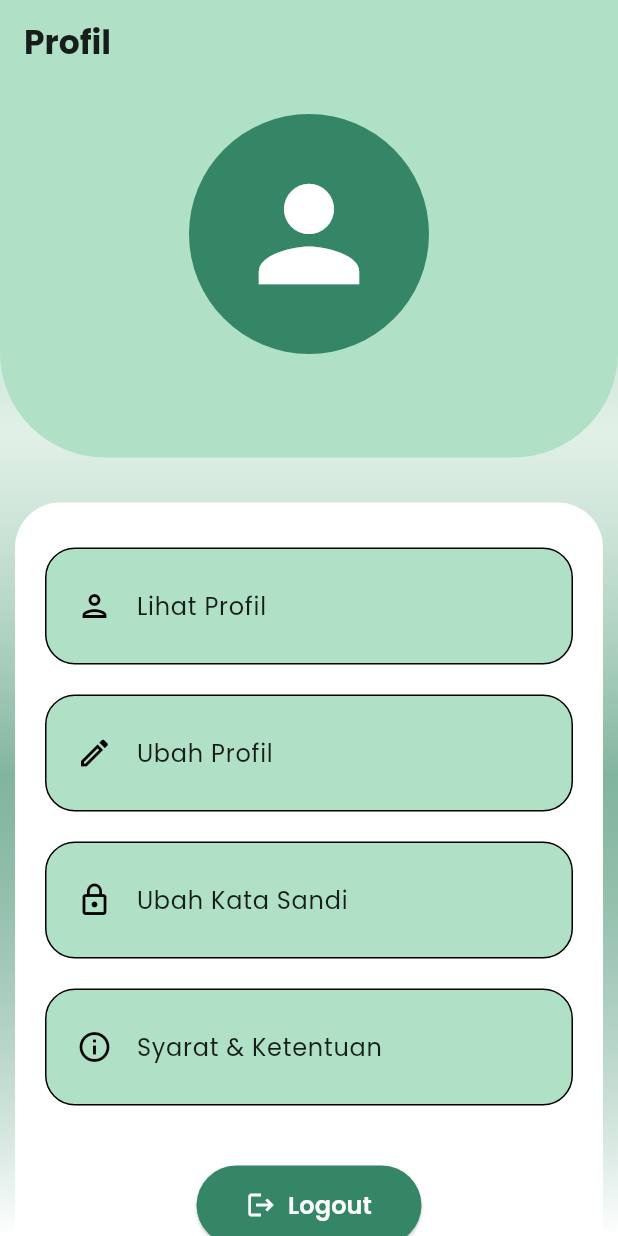
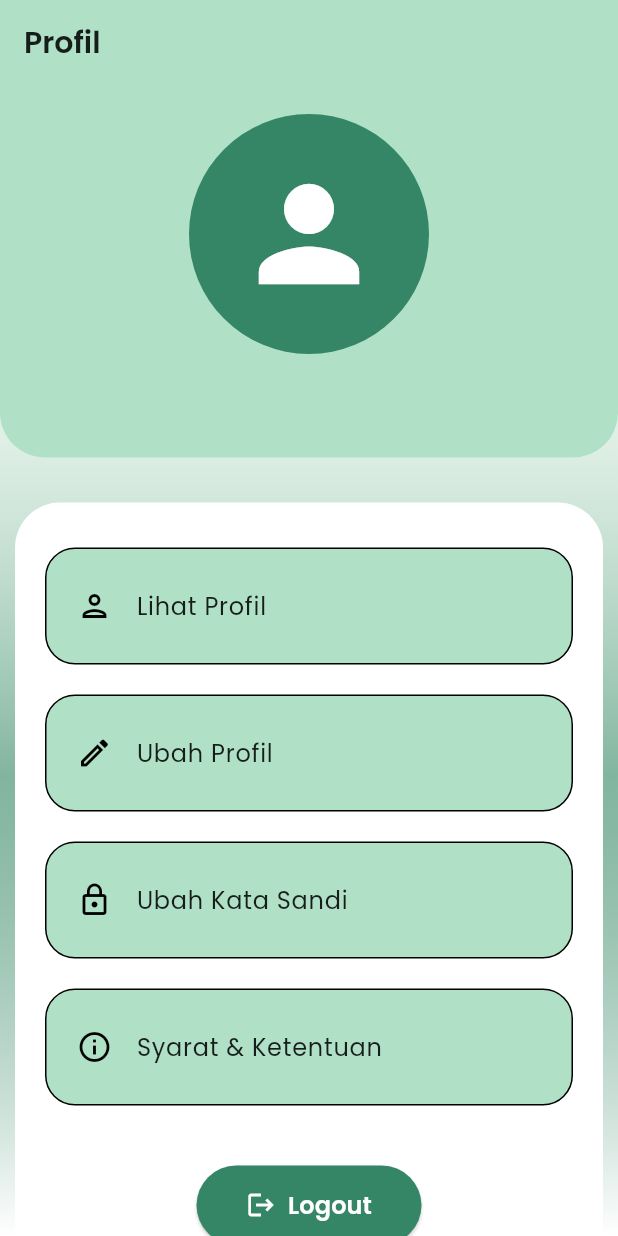
Before and after one commit to fadliaditya06/Geoportal-Mobile, a Flutter app: the ProfilScreen screen opened directly, on a phone screen of 412 x 824 dp. Run offline on Flutter 3.47's test engine with Material 3 defaults, Android fonts, the phone set to English and light mode, and no system bars; our stand-ins replace cached_network_image, card_loading, carousel_slider, cloud_firestore, curved_navigation_bar, firebase_auth and 8 more; accounts and stored records are empty.

Commit message:
Update Feat: Profil Screen

```diff
--- a/lib/screens/profil/profil_screen.dart
+++ b/lib/screens/profil/profil_screen.dart
@@ -45,7 +45,7 @@ class _ProfilScreenState extends State<ProfilScreen> {
       appBar: AppBar(
         title: const Text(
           "Profil",
-          style: TextStyle(fontWeight: FontWeight.bold),
+          style: TextStyle(fontWeight: FontWeight.w600, fontSize: 20),
         ),
         backgroundColor: const Color(0xFFB0E1C6),
         elevation: 0,
@@ -100,7 +100,7 @@ class _ProfilScreenState extends State<ProfilScreen> {
                     decoration: const BoxDecoration(
                       color: Color(0xFFB0E1C6),
                       borderRadius:
-                          BorderRadius.vertical(bottom: Radius.circular(70)),
+                          BorderRadius.vertical(bottom: Radius.circular(30)),
                     ),
                     child: Column(
                       crossAxisAlignment: CrossAxisAlignment.center,
```
